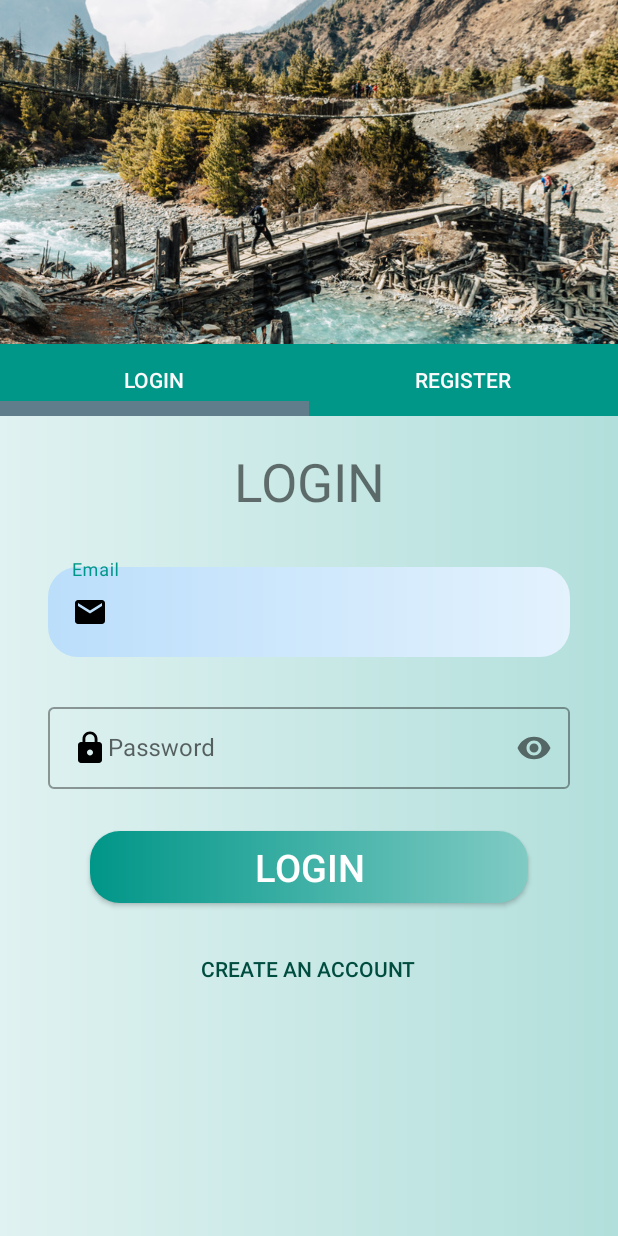
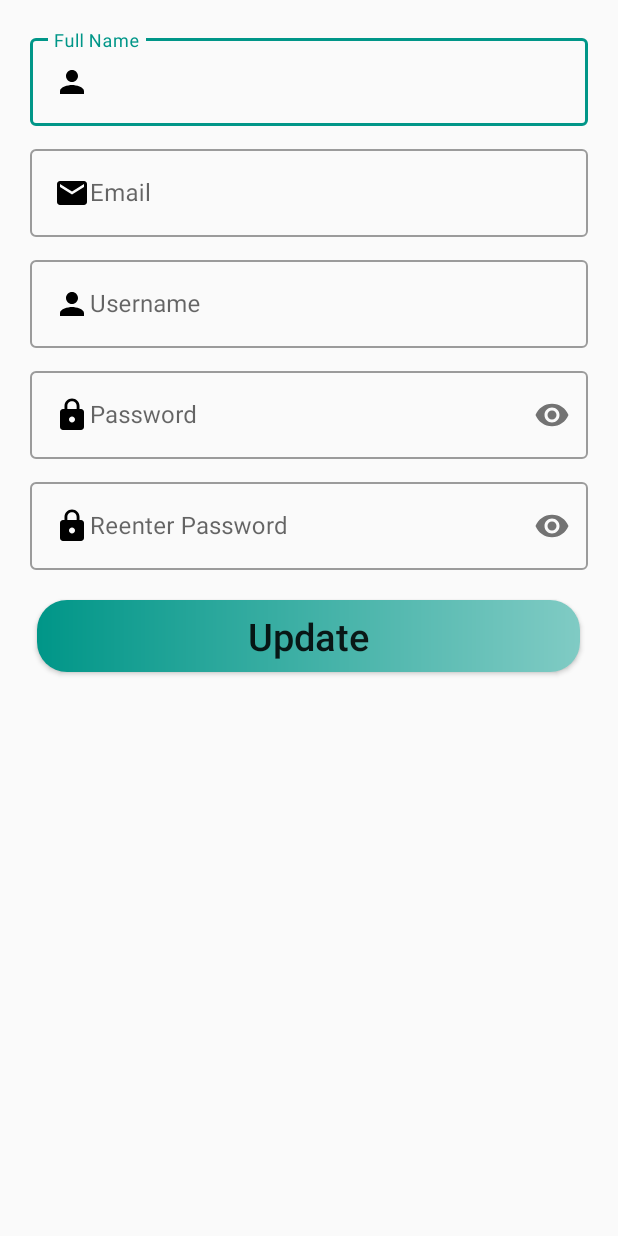
Before and after one commit to bikal3/API, an Android app: the screen it shows after launch (LoginSignup before the commit, UpdateProfile after it), after a tap on "LOGIN", on a phone screen of 412 x 824 dp. Run offline under Robolectric (Android 15) with nearby library versions, the light colour scheme and no system bars; 1 other tap on this screen came first.

Commit message:
SharedPreference and update profile added

```diff
--- a/app/src/main/AndroidManifest.xml
+++ b/app/src/main/AndroidManifest.xml
@@ -16,10 +16,11 @@
         android:allowBackup="true"
         android:icon="@mipmap/ic_launcher"
         android:label="@string/app_name"
-        android:usesCleartextTraffic="true"
         android:roundIcon="@mipmap/ic_launcher_round"
         android:supportsRtl="true"
-        android:theme="@style/AppTheme">
+        android:theme="@style/AppTheme"
+        android:usesCleartextTraffic="true">
+        <activity android:name=".UpdateProfile"></activity>
         <activity android:name=".LoginSignup" />
         <activity android:name=".MainActivity" />
         <activity android:name=".SplashScreen">
--- a/app/src/main/java/com/example/travelnepalapp/API/UserAPI.java
+++ b/app/src/main/java/com/example/travelnepalapp/API/UserAPI.java
@@ -1,21 +1,35 @@
 package com.example.travelnepalapp.API;
 
 import com.example.travelnepalapp.Models.UserModel;
+import com.example.travelnepalapp.Models.Authtoken;
+import com.example.travelnepalapp.Retrofit.RetrofitHelper;
 
+import okhttp3.MultipartBody;
 import retrofit2.Call;
 import retrofit2.http.Body;
 import retrofit2.http.Field;
 import retrofit2.http.FormUrlEncoded;
+import retrofit2.http.Multipart;
 import retrofit2.http.POST;
+import retrofit2.http.Part;
 
 public interface UserAPI {
 
     @POST("registration")
-    Call<Void> addUser(@Body UserModel userModel);
+        Call<String> addUser(@Body UserModel userModel);
 
     @FormUrlEncoded
     @POST("login")
-    Call<String> login(@Field("email") String email, @Field("password") String pass);
+    Call<Authtoken> login(@Field("email") String emails, @Field("password") String pass);
+
+
+    @Multipart
+    @POST("upload")
+    Call<String> uploadImage(@Part MultipartBody.Part body);
+
+    @POST("updateprofile")
+    Call<UserModel> updateprofle(@Body UserModel userModel);
+
 
 
 
--- a/app/src/main/java/com/example/travelnepalapp/LoginSignup.java
+++ b/app/src/main/java/com/example/travelnepalapp/LoginSignup.java
@@ -27,5 +27,6 @@ public class LoginSignup extends AppCompatActivity {
         viewPager.setAdapter(adapter);
         tabLayout.setupWithViewPager(viewPager);
 
+
     }
 }
--- a/app/src/main/java/com/example/travelnepalapp/MainActivity.java
+++ b/app/src/main/java/com/example/travelnepalapp/MainActivity.java
@@ -13,6 +13,7 @@ import android.support.v7.widget.Toolbar;
 import android.view.Menu;
 import android.view.MenuInflater;
 import android.view.MenuItem;
+import android.view.View;
 
 import com.example.travelnepalapp.Models.DashboardModel;
 
@@ -37,11 +38,13 @@ public class MainActivity extends AppCompatActivity implements NavigationView.On
 
 
         toolbar = findViewById(R.id.toolbar);
-        menuItem = findViewById(R.id.it_setting);
+        menuItem = findViewById(R.id.updateprofile);
         drawerLayout = findViewById(R.id.drawer_layout);
         navigationView = findViewById(R.id.navigation_view);
         setSupportActionBar(toolbar);
         navigationView.setNavigationItemSelectedListener(this);
+
+
 
         recyclerAdapter = findViewById(R.id.rv_recyclerview);
 //        recyclerAdapter.setLayoutManager(new GridLayoutManager(this, 2));
@@ -58,9 +61,11 @@ public class MainActivity extends AppCompatActivity implements NavigationView.On
     @Override
     public boolean onNavigationItemSelected(@NonNull MenuItem menuItem) {
         int id = menuItem.getItemId();
+
         switch (id) {
-            case R.id.it_setting:
-                Intent intent = new Intent(MainActivity.this, LoginSignup.class);
+            case R.id.updateprofile:
+
+                Intent intent = new Intent(MainActivity.this, UpdateProfile.class);
                 startActivity(intent);
 
                 break;
--- /dev/null
+++ b/app/src/main/java/com/example/travelnepalapp/UpdateProfile.java
@@ -0,0 +1,54 @@
+package com.example.travelnepalapp;
+
+import android.support.v7.app.AppCompatActivity;
+import android.os.Bundle;
+import android.view.View;
+import android.widget.Button;
+import android.widget.EditText;
+
+import com.example.travelnepalapp.API.UserAPI;
+import com.example.travelnepalapp.Retrofit.RetrofitHelper;
+
+public class UpdateProfile extends AppCompatActivity implements View.OnClickListener {
+
+    EditText fullname,email,user,password,passwordd;
+    Button btnupdate;
+
+
+    @Override
+    protected void onCreate(Bundle savedInstanceState) {
+        super.onCreate(savedInstanceState);
+        setContentView(R.layout.activity_update_profile);
+
+
+        fullname=findViewById(R.id.et_fullname_update);
+        email=findViewById(R.id.et_fullname_update);
+        user=findViewById(R.id.et_fullname_update);
+        password=findViewById(R.id.et_fullname_update);
+        passwordd=findViewById(R.id.et_fullname_update);
+
+        btnupdate=findViewById(R.id.btn_update);
+        btnupdate.setOnClickListener(this);
+
+    }
+
+    @Override
+    public void onClick(View v) {
+        switch (v.getId()){
+            case R.id.btn_update:
+                updateprofile();
+                break;
+        }
+
+    }
+
+    private void updateprofile() {
+        UserAPI userAPI= RetrofitHelper.instance().create(UserAPI.class);
+
+
+
+
+
+
+    }
+}
--- /dev/null
+++ b/app/src/main/res/layout/activity_update_profile.xml
@@ -0,0 +1,124 @@
+<?xml version="1.0" encoding="utf-8"?>
+<RelativeLayout xmlns:android="http://schemas.android.com/apk/res/android"
+    xmlns:app="http://schemas.android.com/apk/res-auto"
+    xmlns:tools="http://schemas.android.com/tools"
+    android:layout_width="match_parent"
+    android:layout_height="match_parent"
+    tools:context=".UpdateProfile">
+
+
+    <android.support.design.widget.TextInputLayout
+        android:id="@+id/til_fullname"
+        style="@style/Widget.MaterialComponents.TextInputLayout.OutlinedBox"
+        android:layout_width="match_parent"
+        android:layout_height="wrap_content"
+        android:layout_marginLeft="20dp"
+        android:layout_marginTop="20dp"
+        android:layout_marginRight="20dp">
+
+        <android.support.design.widget.TextInputEditText
+            android:id="@+id/et_fullname_update"
+            android:layout_width="match_parent"
+            android:layout_height="wrap_content"
+            android:drawableStart="@drawable/ic_person_black_24dp"
+            android:drawableLeft="@drawable/ic_perm_identity_black_24dp"
+            android:hint="@string/fullname" />
+
+    </android.support.design.widget.TextInputLayout>
+
+    <android.support.design.widget.TextInputLayout
+        android:id="@+id/til_email"
+        style="@style/Widget.MaterialComponents.TextInputLayout.OutlinedBox"
+        android:layout_width="match_parent"
+        android:layout_height="wrap_content"
+        android:layout_below="@id/til_fullname"
+        android:layout_marginLeft="20dp"
+        android:layout_marginTop="10dp"
+        android:layout_marginRight="20dp">
+
+        <android.support.design.widget.TextInputEditText
+            android:id="@+id/et_email_update"
+            android:layout_width="match_parent"
+            android:layout_height="wrap_content"
+            android:drawableStart="@drawable/ic_email_black_24dp"
+            android:drawableLeft="@drawable/ic_email_black_24dp"
+            android:hint="@string/email" />
+
+    </android.support.design.widget.TextInputLayout>
+    <android.support.design.widget.TextInputLayout
+        android:id="@+id/til_username"
+        style="@style/Widget.MaterialComponents.TextInputLayout.OutlinedBox"
+        android:layout_width="match_parent"
+        android:layout_height="wrap_content"
+        android:layout_below="@id/til_email"
+        android:layout_marginLeft="20dp"
+        android:layout_marginTop="10dp"
+        android:layout_marginRight="20dp">
+
+        <android.support.design.widget.TextInputEditText
+            android:id="@+id/et_username_update"
+            android:layout_width="match_parent"
+            android:layout_height="wrap_content"
+            android:drawableStart="@drawable/ic_person_black_24dp"
+            android:drawableLeft="@drawable/ic_person_black_24dp"
+            android:hint="Username" />
+
+    </android.support.design.widget.TextInputLayout>
+
+    <android.support.design.widget.TextInputLayout
+        android:id="@+id/til_rpassword"
+        style="@style/Widget.MaterialComponents.TextInputLayout.OutlinedBox"
+        android:layout_width="match_parent"
+        android:layout_height="wrap_content"
+        android:layout_below="@id/til_username"
+        android:layout_marginLeft="20dp"
+        android:layout_marginTop="10dp"
+        android:layout_marginRight="20dp"
+        app:passwordToggleEnabled="true">
+
+        <android.support.design.widget.TextInputEditText
+            android:id="@+id/et_password_update"
+            android:layout_width="match_parent"
+            android:layout_height="wrap_content"
+            android:drawableStart="@drawable/ic_lock_black_24dp"
+            android:drawableLeft="@drawable/ic_lock_black_24dp"
+            android:hint="@string/password"
+            android:inputType="textPassword" />
+
+    </android.support.design.widget.TextInputLayout>
+    <android.support.design.widget.TextInputLayout
+        android:id="@+id/til_rpassword2"
+        style="@style/Widget.MaterialComponents.TextInputLayout.OutlinedBox"
+        android:layout_width="match_parent"
+        android:layout_height="wrap_content"
+        android:layout_below="@id/til_rpassword"
+        android:layout_marginLeft="20dp"
+        android:layout_marginTop="10dp"
+        android:layout_marginRight="20dp"
+        app:passwordToggleEnabled="true">
+
+        <android.support.design.widget.TextInputEditText
+            android:id="@+id/et_password2_update"
+            android:layout_width="match_parent"
+            android:layout_height="wrap_content"
+            android:drawableStart="@drawable/ic_lock_black_24dp"
+            android:drawableLeft="@drawable/ic_lock_black_24dp"
+            android:hint="Reenter Password"
+            android:inputType="textPassword" />
+
+    </android.support.design.widget.TextInputLayout>
+
+    <android.support.v7.widget.AppCompatButton
+        android:id="@+id/btn_update"
+        android:layout_width="match_parent"
+        android:layout_height="wrap_content"
+        android:layout_below="@id/til_rpassword2"
+        android:layout_centerHorizontal="true"
+        android:layout_marginLeft="50dp"
+        android:layout_marginTop="20dp"
+        android:background="@drawable/buttonlayout"
+        android:text="@string/update"
+        android:textAllCaps="false"
+        android:textSize="25dp" />
+
+</RelativeLayout>
--- a/app/src/main/res/menu/navigation_menu.xml
+++ b/app/src/main/res/menu/navigation_menu.xml
@@ -3,7 +3,7 @@
     <group android:checkableBehavior="single">
 
      <item android:title="@string/login"
-         android:id="@+id/it_setting"
+         android:id="@+id/updateprofile"
          android:icon="@drawable/ic_perm_identity_black_24dp"></item>
         <item android:title="@string/setting"
          android:id="@+id/it_setting1"
--- a/app/src/main/res/values/strings.xml
+++ b/app/src/main/res/values/strings.xml
@@ -21,4 +21,5 @@
     <!-- TODO: Remove or change this placeholder text -->
     <string name="hello_blank_fragment">Hello blank fragment</string>
     <string name="fullname">Full Name</string>
+    <string name="update">Update</string>
 </resources>
```
Also changed, not shown: app/src/main/java/com/example/travelnepalapp/Fragments/LoginFragment.java (+16 -16 lines), app/src/main/java/com/example/travelnepalapp/Fragments/SignupFragment.java (+146 -76 lines), app/src/main/java/com/example/travelnepalapp/Models/Authtoken.java (added, +21 -0 lines), app/src/main/java/com/example/travelnepalapp/Models/UserModel.java (+27 -7 lines), app/src/main/java/com/example/travelnepalapp/SharedPref.java (added, +47 -0 lines), app/src/main/res/layout/fragment_signup.xml (+93 -47 lines).
